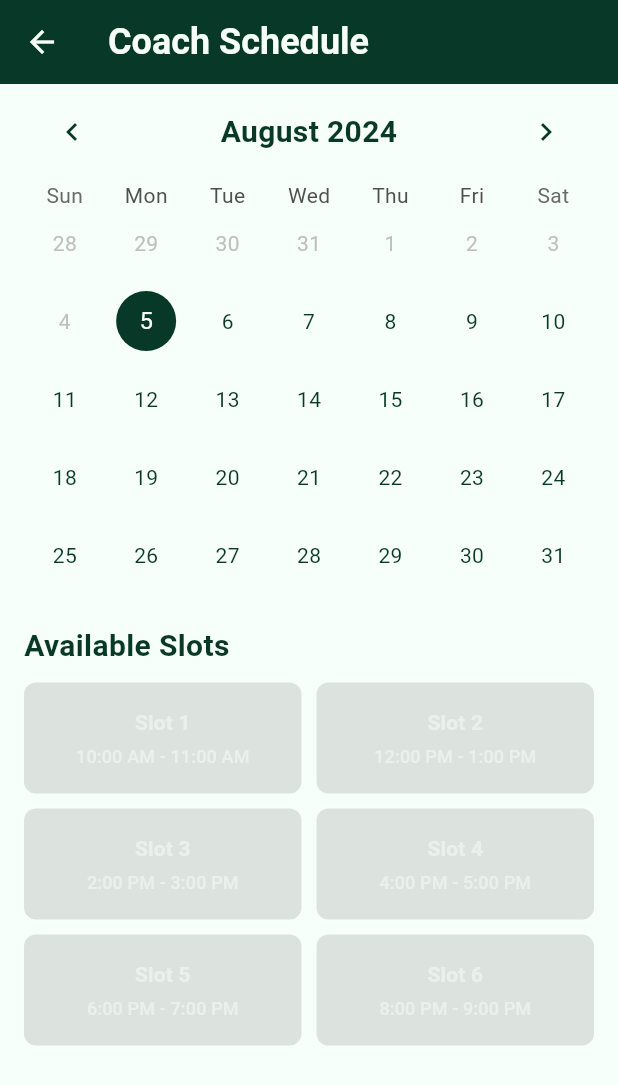
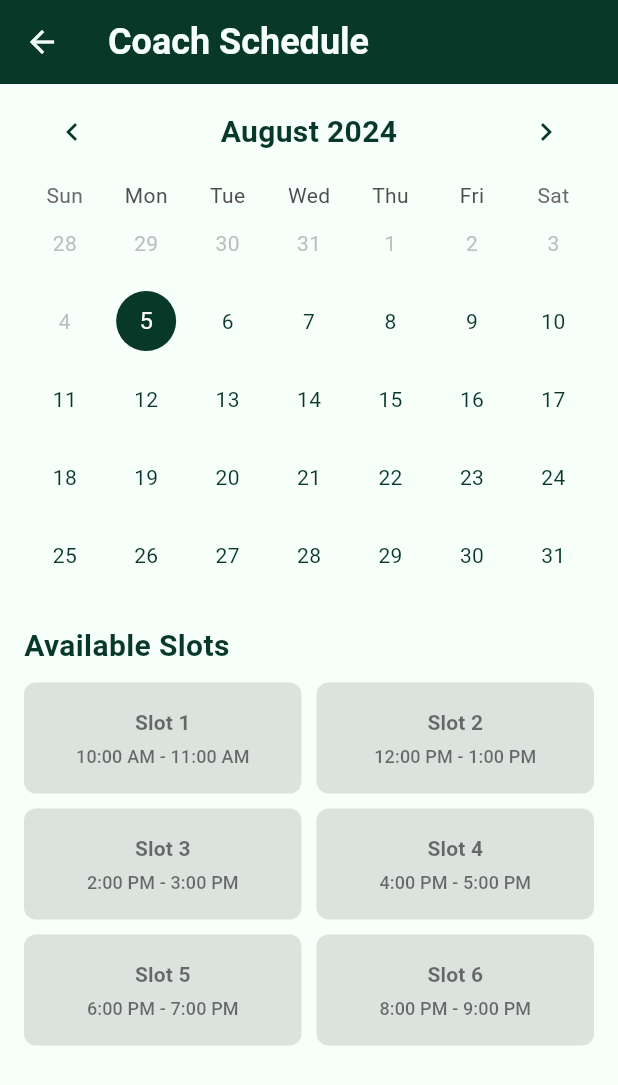
Before and after one commit to OppaiMilk/FitQuest, a Flutter app: the CoachScheduleScreen screen opened directly with empty values, on a phone screen of 412 x 824 dp. Shown: the top 1085 px of the screen. Run offline on Flutter 3.47's test engine with Material 3 defaults, Android fonts, the phone set to English and light mode, and no system bars; drawn by our look-alikes of table_calendar; our stand-ins replace cloud_firestore, firebase_core, flutter_bloc, flutter_rating_bar; accounts and stored records are empty.

Commit message:
changed booking slot text color

```diff
--- a/lib/features/book_coaches/screens/coach_schedule_screen.dart
+++ b/lib/features/book_coaches/screens/coach_schedule_screen.dart
@@ -234,7 +234,7 @@ class _CoachScheduleScreenState extends State<CoachScheduleScreen> {
             slotName,
             style: TextStyle(
               fontWeight: FontWeight.bold,
-              color: isAvailable ? AppTheme.primaryTextColor : AppTheme.primaryTextColor.withOpacity(0.5),
+              color: isAvailable ? AppTheme.primaryTextColor : Colors.black54,
             ),
           ),
           const SizedBox(height: 4),
@@ -242,7 +242,7 @@ class _CoachScheduleScreenState extends State<CoachScheduleScreen> {
             '${startTime.format(context)} - ${endTime.format(context)}',
             style: TextStyle(
               fontSize: 12,
-              color: isAvailable ? AppTheme.primaryTextColor : AppTheme.primaryTextColor.withOpacity(0.5),
+              color: isAvailable ? AppTheme.primaryTextColor : Colors.black54,
             ),
           ),
         ],
```
